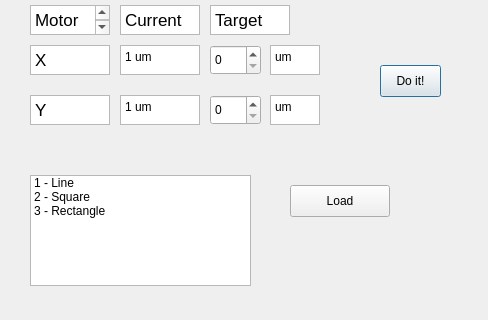
Old version of the form MotorControllerUI/dialog_motorcontroller.ui in the repository CiaranBarron/MotorController; both pictures show x 0 to 488 and y 435 to 755 of the 488 by 755 pixel window.
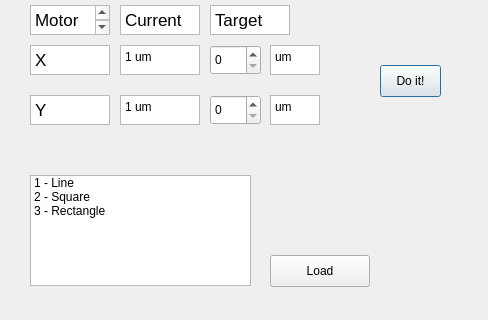
New version of the form.

Patch:
```diff
--- a/MotorControllerUI/dialog_motorcontroller.ui
+++ b/MotorControllerUI/dialog_motorcontroller.ui
@@ -191,8 +191,8 @@
   <widget class="QPushButton" name="LOAD_ROUTE">
    <property name="geometry">
     <rect>
-     <x>290</x>
-     <y>620</y>
+     <x>270</x>
+     <y>690</y>
      <width>100</width>
      <height>32</height>
     </rect>
```
